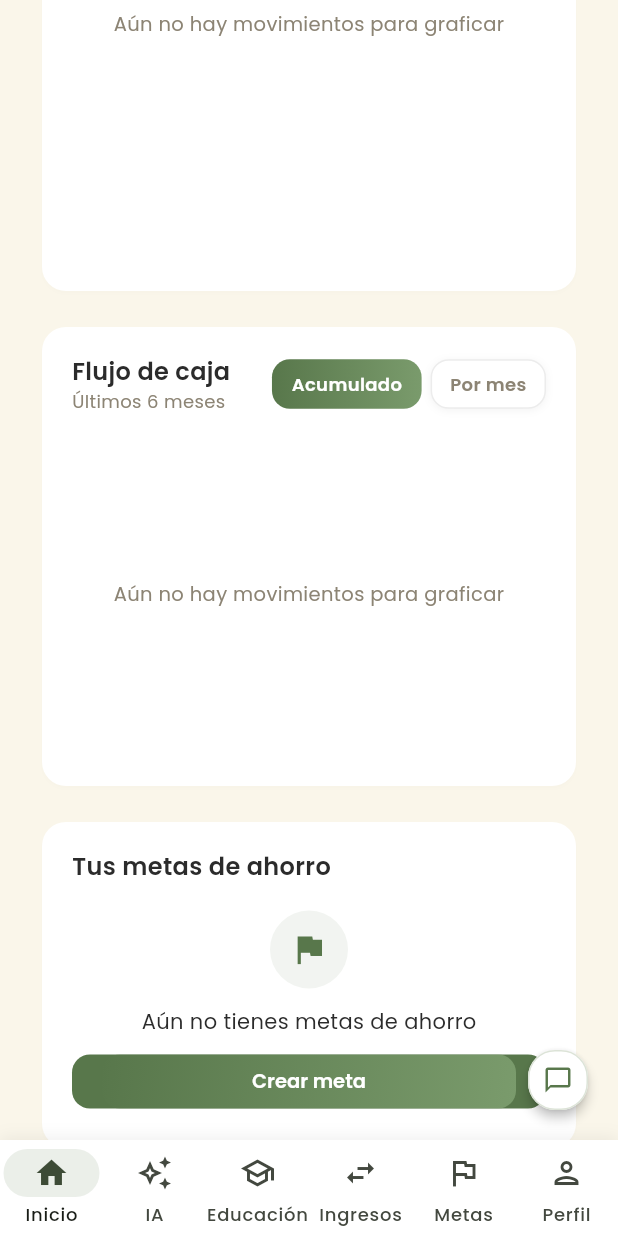
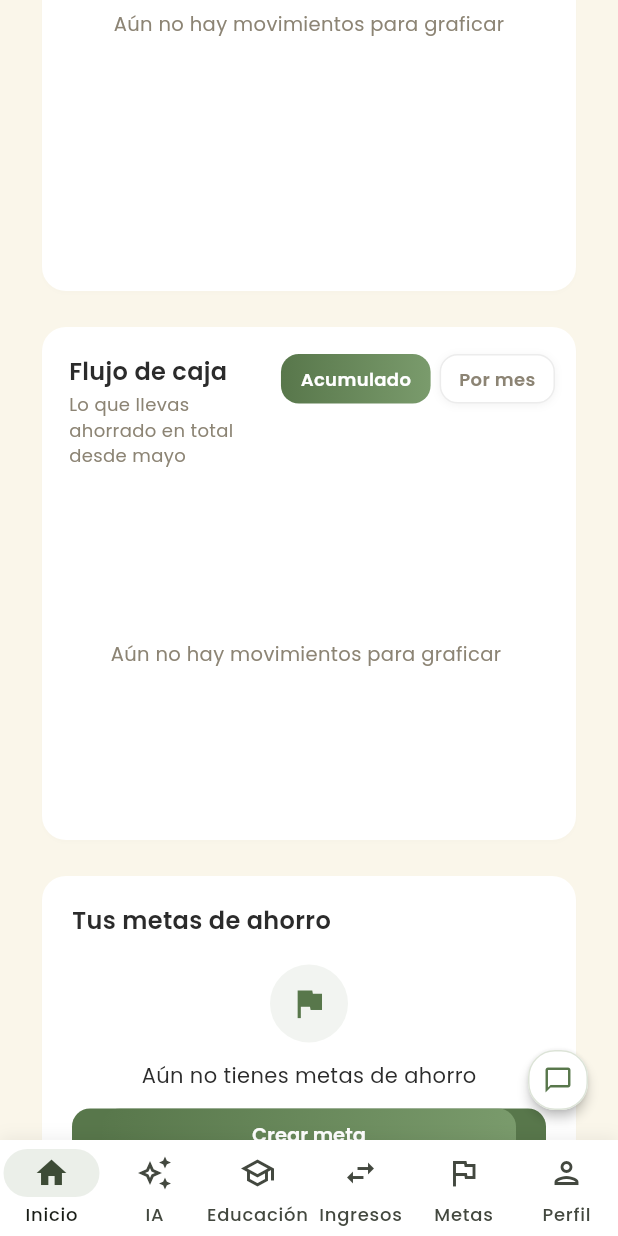
Before and after one commit to DiegoACx/SmartMoney-PGII, a Flutter app: the screen it shows once a user with an empty profile is signed in, scrolled down 1152 dp, on a phone screen of 412 x 824 dp. Run offline on Flutter 3.47's test engine with Material 3 defaults, Android fonts, the phone set to English and light mode, and no system bars; our stand-ins replace fl_chart, flutter_dotenv, flutter_local_notifications, google_fonts, shared_preferences, supabase_flutter and 1 more; accounts and stored records are empty; network calls fail.

Commit message:
UX lote C1: grafica de flujo de caja con eje Y, barras por mes, linea del cero y tooltips

```diff
--- /dev/null
+++ b/lib/logic/flujo_caja_view_logic.dart
@@ -0,0 +1,240 @@
+import 'dart:math';
+
+import 'package:flutter/material.dart';
+import 'package:intl/intl.dart';
+
+/// Una marca del eje Y: su valor numérico y la etiqueta corta ya formateada.
+class MarcaEjeY {
+  final double valor;
+  final String etiqueta;
+
+  const MarcaEjeY({required this.valor, required this.etiqueta});
+
+  @override
+  String toString() => 'MarcaEjeY($valor, "$etiqueta")';
+}
+
+/// Todo lo que la tarjeta "Flujo de caja" necesita para pintarse, ya
+/// calculado y sin depender del widget ni de fl_chart.
+class DatosGraficaFlujo {
+  /// Exactamente una etiqueta por mes, en orden cronológico (May, Jun, ...).
+  final List<String> etiquetas;
+
+  /// Un valor por mes: el neto o el acumulado, según la vista elegida.
+  final List<double> valores;
+
+  /// Color por mes para la vista de barras (verde si >= 0, rojo si < 0).
+  final List<Color> colores;
+
+  /// Marcas del eje Y (4-5), siempre incluyendo el cero cuando hay negativos.
+  final List<MarcaEjeY> marcasEjeY;
+
+  /// Extremos del eje Y (coinciden con la primera y la última marca).
+  final double minY;
+  final double maxY;
+
+  /// Separación entre marcas del eje Y: sirve para la cuadrícula horizontal.
+  final double intervalo;
+
+  /// Primer mes del rango en nombre largo y minúscula (ej. "mayo").
+  final String primerMesLargo;
+
+  /// true si al menos un mes tiene un valor distinto de cero.
+  final bool hayDatos;
+
+  const DatosGraficaFlujo({
+    required this.etiquetas,
+    required this.valores,
+    required this.colores,
+    required this.marcasEjeY,
+    required this.minY,
+    required this.maxY,
+    required this.intervalo,
+    required this.primerMesLargo,
+    required this.hayDatos,
+  });
+}
+
+/// Lógica **pura** de presentación para la gráfica "Flujo de caja" del Inicio.
+///
+/// No calcula ingresos, egresos ni acumulados: solo transforma la lista que ya
+/// devuelve `TransaccionesLogic.obtenerFlujoCajaMensual` en etiquetas, valores,
+/// colores, rango y marcas de eje listos para dibujar. Al ser pura se puede
+/// probar sin Flutter, sin Supabase y sin la librería de gráficas.
+class FlujoCajaViewLogic {
+  FlujoCajaViewLogic._();
+
+  /// Verde de la paleta: meses con saldo positivo o en cero.
+  static const Color colorPositivo = Color(0xFF58774B);
+
+  /// Rojo suave (color de error de la app): meses con saldo negativo.
+  static const Color colorNegativo = Color(0xFFC0392B);
+
+  /// Cantidad de marcas deseadas en el eje Y.
+  static const int minMarcasEjeY = 4;
+  static const int maxMarcasEjeY = 5;
+
+  /// Formato para la parte decimal corta (ej. 1,5). El separador decimal es la
+  /// coma porque usamos el patrón colombiano.
+  static final NumberFormat _cortoFmt = NumberFormat('#,##0.#', 'es_CO');
+
+  /// Abreviatura del mes con la primera letra en mayúscula (May, Jun, Sept).
+  static String mesAbrev(DateTime mes) {
+    final s = DateFormat('MMM', 'es').format(mes);
+    return s[0].toUpperCase() + s.substring(1).replaceAll('.', '');
+  }
+
+  /// Nombre largo del mes en minúscula (mayo, septiembre).
+  static String mesLargo(DateTime mes) =>
+      DateFormat('MMMM', 'es').format(mes).toLowerCase();
+
+  /// Formato corto de pesos colombianos para el eje Y:
+  /// `$0`, `$250 mil`, `$500 mil`, `$1 M`, `-$200 mil`.
+  ///
+  /// Se mantiene corto a propósito para que las etiquetas no se corten en
+  /// pantallas angostas (celulares de 360 px).
+  static String formatoCortoPesos(double valor) {
+    final seguro = valor.isFinite ? valor : 0.0;
+    final abs = seguro.abs().roundToDouble();
+    final signo = seguro < 0 ? '-' : '';
+
+    if (abs < 1000) return '$signo\$${abs.toInt()}';
+    if (abs < 1000000) {
+      final miles = abs / 1000;
+      if (miles.round() < 1000) return '$signo\$${_corto(miles)} mil';
+    }
+    return '$signo\$${_corto(abs / 1000000)} M';
+  }
+
+  /// Color de la barra según el signo del mes: verde si sobró, rojo si faltó.
+  static Color colorPorSigno(double valor) =>
+      valor < 0 ? colorNegativo : colorPositivo;
+
+  /// Calcula 4-5 marcas para el eje Y a partir de los valores dibujados.
+  ///
+  /// Reglas:
+  /// - Si todos los valores son positivos, el eje empieza en 0.
+  /// - Si hay negativos, el eje se extiende por debajo y **siempre** incluye
+  ///   el cero (para que la línea del cero quede visible).
+  /// - Sin datos, devuelve una única marca en cero.
+  static List<MarcaEjeY> calcularMarcasEjeY(List<double> valores) {
+    final finitos = valores.where((v) => v.isFinite).toList();
+
+    double minValor = 0;
+    double maxValor = 0;
+    if (finitos.isNotEmpty) {
+      minValor = finitos.reduce(min);
+      maxValor = finitos.reduce(max);
+    }
+
+    final minEje = minValor < 0 ? minValor : 0.0;
+    final maxEje = maxValor > 0 ? maxValor : 0.0;
+
+    // Todo en cero: el widget muestra el estado vacío, no hace falta un eje.
+    if (minEje == 0 && maxEje == 0) {
+      return const [MarcaEjeY(valor: 0, etiqueta: r'$0')];
+    }
+
+    final rango = maxEje - minEje;
+
+    var paso = _pasoBonito(rango, maxMarcasEjeY - 1);
+    var minMarca = (minEje / paso).floorToDouble() * paso;
+    var maxMarca = (maxEje / paso).ceilToDouble() * paso;
+
+    // Ajusta el paso para caer dentro de 4-5 marcas cuando sea posible.
+    for (final divisiones in const [4, 3, 5, 2, 6]) {
+      final candidato = _pasoBonito(rango, divisiones);
+      final minCandidato = (minEje / candidato).floorToDouble() * candidato;
+      final maxCandidato = (maxEje / candidato).ceilToDouble() * candidato;
+      final cantidad = ((maxCandidato - minCandidato) / candidato).round() + 1;
+      if (cantidad >= minMarcasEjeY && cantidad <= maxMarcasEjeY) {
+        paso = candidato;
+        minMarca = minCandidato;
+        maxMarca = maxCandidato;
+        break;
+      }
+    }
+
+    final total = ((maxMarca - minMarca) / paso).round() + 1;
+    final marcas = <MarcaEjeY>[];
+    for (var i = 0; i < total; i++) {
+      var valor = minMarca + paso * i;
+      // Evita "-0.0" y el ruido de punto flotante alrededor del cero.
+      if (valor.abs() < paso / 1000) valor = 0;
+      marcas.add(MarcaEjeY(valor: valor, etiqueta: formatoCortoPesos(valor)));
+    }
+    return marcas;
+  }
+
+  /// Prepara todos los datos visuales de la tarjeta.
+  ///
+  /// [flujo] es la salida de `TransaccionesLogic.obtenerFlujoCajaMensual`
+  /// (cada elemento trae `mes`, `neto` y `acumulado`). [acumulado] elige cuál
+  /// de los dos valores se dibuja.
+  static DatosGraficaFlujo preparar({
+    required List<Map<String, dynamic>> flujo,
+    required bool acumulado,
+  }) {
+    final etiquetas = <String>[];
+    final valores = <double>[];
+    final colores = <Color>[];
+
+    for (final mes in flujo) {
+      final fecha = mes['mes'] as DateTime;
+      etiquetas.add(mesAbrev(fecha));
+      final valor =
+          ((acumulado ? mes['acumulado'] : mes['neto']) as num).toDouble();
+      valores.add(valor);
+      colores.add(colorPorSigno(valor));
+    }
+
+    final marcas = calcularMarcasEjeY(valores);
+    final primero = flujo.isEmpty ? null : flujo.first['mes'] as DateTime;
+
+    return DatosGraficaFlujo(
+      etiquetas: etiquetas,
+      valores: valores,
+      colores: colores,
+      marcasEjeY: marcas,
+      minY: marcas.first.valor,
+      maxY: marcas.last.valor,
+      intervalo: marcas.length > 1 ? marcas[1].valor - marcas[0].valor : 1,
+      primerMesLargo: primero == null ? '' : mesLargo(primero),
+      hayDatos: valores.any((v) => v != 0),
+    );
+  }
+
+  /// Redondea un número a un paso "bonito" (1, 2, 2.5, 5 o 10 por potencia de
+  /// diez) para que las marcas del eje queden en cifras legibles.
+  static double _pasoBonito(double rango, int divisiones) {
+    if (rango <= 0 || divisiones <= 0) return 1;
+    final crudo = rango / divisiones;
+    final magnitud = pow(10, (log(crudo) / ln10).floor()).toDouble();
+    final normalizado = crudo / magnitud;
+
+    double factor;
+    if (normalizado <= 1) {
+      factor = 1;
+    } else if (normalizado <= 2) {
+      factor = 2;
+    } else if (normalizado <= 2.5) {
+      factor = 2.5;
+    } else if (normalizado <= 5) {
+      factor = 5;
+    } else {
+      factor = 10;
+    }
+
+    final resultado = factor * magnitud;
+    // Los montos son pesos enteros: nunca hace falta un paso menor a 1.
+    return resultado < 1 ? 1 : resultado;
+  }
+
+  /// Texto corto de una cifra sin decimales relevantes (250, 1,5, 12,3).
+  static String _corto(double numero) {
+    if ((numero - numero.roundToDouble()).abs() < 0.05) {
+      return numero.round().toString();
+    }
+    return _cortoFmt.format(numero);
+  }
+}
--- a/lib/presentation/home_screen.dart
+++ b/lib/presentation/home_screen.dart
@@ -7,6 +7,7 @@ import 'package:intl/intl.dart';
 
 import '../logic/auth_logic.dart';
 import '../logic/educacion_logic.dart';
+import '../logic/flujo_caja_view_logic.dart';
 import '../logic/formato_utils.dart';
 import '../logic/metas_logic.dart';
 import '../logic/transacciones_logic.dart';
@@ -749,26 +750,18 @@ class HomeScreenState extends State<HomeScreen> {
   }
 
   // ================================================================
-  // TARJETA 3 — Gráfico de línea: Flujo de caja + toggle
+  // TARJETA 3 — Flujo de caja: línea "Acumulado" / barras "Por mes"
   // ================================================================
   Widget _buildTarjetaLineChart(List<Map<String, dynamic>> transacciones) {
     final flujo = _transaccionesLogic.obtenerFlujoCajaMensual(
       transacciones,
       meses: 6,
     );
-    final valores = [
-      for (final m in flujo)
-        _modoFlujoCaja == 'acumulado'
-            ? (m['acumulado'] as double)
-            : (m['neto'] as double),
-    ];
-    final hayDatos = valores.any((v) => v != 0);
-    // maxY saneado: si el máximo de los datos es 0, negativo, NaN o infinito,
-    // se usa 1 para evitar un intervalo de cuadrícula nulo/infinito.
-    final maxY = _maxYValido(
-      valores.isEmpty ? 0 : valores.reduce((a, b) => a > b ? a : b),
-    );
-    final intervalo = _intervaloSeguro(maxY);
+    final esAcumulado = _modoFlujoCaja == 'acumulado';
+    final datos = FlujoCajaViewLogic.preparar(
+      flujo: flujo,
+      acumulado: esAcumulado,
+    );
 
     return Card(
       elevation: 1,
@@ -776,11 +769,14 @@ class HomeScreenState extends State<HomeScreen> {
       shadowColor: const Color(0x0D000000),
       shape: RoundedRectangleBorder(borderRadius: BorderRadius.circular(16)),
       child: Padding(
-        padding: const EdgeInsets.symmetric(horizontal: 20, vertical: 18),
+        padding: const EdgeInsets.fromLTRB(10, 18, 14, 12),
         child: Column(
           crossAxisAlignment: CrossAxisAlignment.stretch,
           children: [
-            Row(
+            Padding(
+              padding: const EdgeInsets.only(left: 8),
+              child: Row(
+                crossAxisAlignment: CrossAxisAlignment.start,
                 children: [
                   Expanded(
                     child: Column(
@@ -794,8 +790,13 @@ class HomeScreenState extends State<HomeScreen> {
                             color: const Color(0xFF2B2B2B),
                           ),
                         ),
-                      Text(
-                        'Últimos 6 meses',
+                        const SizedBox(height: 2),
+                        // Explica qué mide la vista seleccionada.
+                        Text(
+                          esAcumulado
+                              ? 'Lo que llevas ahorrado en total desde '
+                                  '${datos.primerMesLargo}'
+                              : 'Lo que te sobró o faltó cada mes',
                           style: GoogleFonts.poppins(
                             fontSize: 12,
                             color: const Color(0xFF8C8474),
@@ -808,111 +809,257 @@ class HomeScreenState extends State<HomeScreen> {
                   _buildToggleFlujo(),
                 ],
               ),
-            const SizedBox(height: 10),
+            ),
+            const SizedBox(height: 12),
             SizedBox(
-              height: 220,
-              child: hayDatos
-                  ? Padding(
-                      padding: const EdgeInsets.only(right: 8, top: 8),
-                      child: LineChart(
+              height: 224,
+              child: datos.hayDatos
+                  ? AnimatedSwitcher(
+                      duration: const Duration(milliseconds: 320),
+                      switchInCurve: Curves.easeOutCubic,
+                      switchOutCurve: Curves.easeInCubic,
+                      child: KeyedSubtree(
+                        key: ValueKey(_modoFlujoCaja),
+                        child: esAcumulado
+                            ? _buildGraficaAcumulado(datos)
+                            : _buildGraficaPorMes(datos),
+                      ),
+                    )
+                  : _buildEstadoVacio(_textoSinDatosGrafica),
+            ),
+          ],
+        ),
+      ),
+    );
+  }
+
+  /// Vista "Acumulado": línea con área sombreada suave, sin sobrepasar los
+  /// puntos (preventCurveOverShooting), para no inventar subidas ni bajadas.
+  Widget _buildGraficaAcumulado(DatosGraficaFlujo datos) {
+    return LineChart(
       LineChartData(
-                          maxY: maxY,
-                          gridData: FlGridData(
-                            show: true,
-                            drawVerticalLine: false,
-                            horizontalInterval: intervalo,
-                            getDrawingHorizontalLine: (_) => const FlLine(
-                              color: Color(0x1A8C8474),
-                              strokeWidth: 0.8,
-                            ),
-                          ),
-                          titlesData: FlTitlesData(
-                            show: true,
-                            topTitles: const AxisTitles(
-                              sideTitles: SideTitles(showTitles: false),
-                            ),
-                            rightTitles: const AxisTitles(
-                              sideTitles: SideTitles(showTitles: false),
-                            ),
-                            leftTitles: AxisTitles(
-                              sideTitles: SideTitles(
-                                showTitles: false,
-                                interval: intervalo,
-                              ),
-                            ),
-                            bottomTitles: AxisTitles(
-                              sideTitles: SideTitles(
-                                showTitles: true,
-                                reservedSize: 24,
-                                getTitlesWidget: (value, meta) {
-                                  final idx = value.toInt();
-                                  if (idx < 0 || idx >= flujo.length) {
-                                    return const SizedBox.shrink();
-                                  }
-                                  final mes = flujo[idx]['mes'] as DateTime;
-                                  return Padding(
-                                    padding: const EdgeInsets.only(top: 6),
-                                    child: Text(
-                                      _mesAbrev(mes),
-                                      style: GoogleFonts.poppins(
-                                        fontSize: 10,
-                                        color: const Color(0xFF8C8474),
-                                      ),
-                                    ),
-                                  );
-                                },
-                              ),
-                            ),
-                          ),
+        minY: datos.minY,
+        maxY: datos.maxY,
+        gridData: _cuadriculaFlujo(datos),
+        titlesData: _titulosFlujo(datos),
+        extraLinesData: _lineaCeroFlujo(),
+        borderData: FlBorderData(show: false),
         lineTouchData: LineTouchData(
           handleBuiltInTouches: true,
           touchTooltipData: LineTouchTooltipData(
             getTooltipColor: (_) => const Color(0xFF2B2B2B),
             tooltipBorderRadius: BorderRadius.circular(8),
+            tooltipPadding:
+                const EdgeInsets.symmetric(horizontal: 10, vertical: 6),
             fitInsideHorizontally: true,
             fitInsideVertically: true,
-                              getTooltipItems: (spots) {
-                                return spots.map((spot) {
-                                  final valor = FormatoUtils.moneda.format(spot.y);
-                                  return LineTooltipItem(
-                                    valor,
+            getTooltipItems: (spots) => [
+              for (final spot in spots)
+                LineTooltipItem(
+                  _textoTooltipFlujo(datos, spot.x.round(), spot.y),
                   GoogleFonts.poppins(
                     color: Colors.white,
                     fontSize: 12,
                     fontWeight: FontWeight.w600,
                   ),
-                                  );
-                                }).toList();
-                              },
-                            ),
-                          ),
-                          borderData: FlBorderData(show: false),
+                ),
+            ],
+          ),
+        ),
         lineBarsData: [
           LineChartBarData(
             spots: [
-                                for (int i = 0; i < valores.length; i++)
-                                  FlSpot(i.toDouble(), valores[i]),
+              for (var i = 0; i < datos.valores.length; i++)
+                FlSpot(i.toDouble(), datos.valores[i]),
             ],
             isCurved: true,
-                              curveSmoothness: 0.2,
-                              color: const Color(0xFF58774B),
+            curveSmoothness: 0.25,
+            preventCurveOverShooting: true,
+            color: FlujoCajaViewLogic.colorPositivo,
             barWidth: 2.5,
-                              dotData: FlDotData(show: true),
+            dotData: FlDotData(
+              show: true,
+              getDotPainter: (spot, percent, bar, index) => FlDotCirclePainter(
+                radius: 3.2,
+                color: Colors.white,
+                strokeWidth: 2,
+                strokeColor: FlujoCajaViewLogic.colorPositivo,
+              ),
+            ),
             belowBarData: BarAreaData(
               show: true,
-                                color:
-                                    const Color(0xFF58774B).withValues(alpha: 0.08),
-                              ),
-                            ),
-                          ],
-                        ),
-                      ),
-                    )
-                  : _buildEstadoVacio(_textoSinDatosGrafica),
-            ),
-          ],
-        ),
-      ),
+              gradient: LinearGradient(
+                begin: Alignment.topCenter,
+                end: Alignment.bottomCenter,
+                colors: [
+                  FlujoCajaViewLogic.colorPositivo.withValues(alpha: 0.22),
+                  FlujoCajaViewLogic.colorPositivo.withValues(alpha: 0.02),
+                ],
+              ),
+            ),
+          ),
+        ],
+      ),
+    );
+  }
+
+  /// Vista "Por mes": barras verdes si al mes le sobró y rojas si le faltó.
+  Widget _buildGraficaPorMes(DatosGraficaFlujo datos) {
+    return BarChart(
+      BarChartData(
+        minY: datos.minY,
+        maxY: datos.maxY,
+        alignment: BarChartAlignment.spaceEvenly,
+        gridData: _cuadriculaFlujo(datos),
+        titlesData: _titulosFlujo(datos),
+        extraLinesData: _lineaCeroFlujo(),
+        borderData: FlBorderData(show: false),
+        barTouchData: BarTouchData(
+          enabled: true,
+          touchTooltipData: BarTouchTooltipData(
+            getTooltipColor: (_) => const Color(0xFF2B2B2B),
+            tooltipBorderRadius: BorderRadius.circular(8),
+            tooltipPadding:
+                const EdgeInsets.symmetric(horizontal: 10, vertical: 6),
+            maxContentWidth: 180,
+            fitInsideHorizontally: true,
+            fitInsideVertically: true,
+            getTooltipItem: (group, groupIndex, rod, rodIndex) =>
+                BarTooltipItem(
+              _textoTooltipFlujo(datos, group.x, rod.toY),
+              GoogleFonts.poppins(
+                color: Colors.white,
+                fontSize: 12,
+                fontWeight: FontWeight.w600,
+              ),
+            ),
+          ),
+        ),
+        barGroups: [
+          for (var i = 0; i < datos.valores.length; i++)
+            BarChartGroupData(
+              x: i,
+              barRods: [
+                BarChartRodData(
+                  fromY: 0,
+                  toY: datos.valores[i],
+                  color: datos.colores[i],
+                  width: 18,
+                  borderRadius: _radioBarra(datos.valores[i]),
+                ),
+              ],
+            ),
+        ],
+      ),
+    );
+  }
+
+  /// Texto del tooltip: mes y valor completo con signo (ej. "Sept · -$80.917").
+  String _textoTooltipFlujo(DatosGraficaFlujo datos, int indice, double valor) {
+    final etiqueta = indice >= 0 && indice < datos.etiquetas.length
+        ? datos.etiquetas[indice]
+        : '';
+    return '$etiqueta · ${FormatoUtils.moneda.format(valor)}';
+  }
+
+  /// Redondea solo el extremo libre de la barra (arriba si sube, abajo si baja).
+  BorderRadius _radioBarra(double valor) {
+    if (valor >= 0) {
+      return const BorderRadius.only(
+        topLeft: Radius.circular(5),
+        topRight: Radius.circular(5),
+      );
+    }
+    return const BorderRadius.only(
+      bottomLeft: Radius.circular(5),
+      bottomRight: Radius.circular(5),
+    );
+  }
+
+  /// Comparte los ejes entre las dos vistas: marcas del eje Y en formato corto
+  /// y exactamente una etiqueta por mes en el eje X.
+  FlTitlesData _titulosFlujo(DatosGraficaFlujo datos) {
+    return FlTitlesData(
+      show: true,
+      topTitles: const AxisTitles(
+        sideTitles: SideTitles(showTitles: false),
+      ),
+      rightTitles: const AxisTitles(
+        sideTitles: SideTitles(showTitles: false),
+      ),
+      leftTitles: AxisTitles(
+        sideTitles: SideTitles(
+          showTitles: true,
+          reservedSize: 58,
+          interval: datos.intervalo,
+          getTitlesWidget: (value, meta) => Padding(
+            padding: const EdgeInsets.only(right: 6),
+            child: Text(
+              FlujoCajaViewLogic.formatoCortoPesos(value),
+              textAlign: TextAlign.right,
+              maxLines: 1,
+              softWrap: false,
+              overflow: TextOverflow.visible,
+              style: GoogleFonts.poppins(
+                fontSize: 9.5,
+                color: const Color(0xFF8C8474),
+              ),
+            ),
+          ),
+        ),
+      ),
+      bottomTitles: AxisTitles(
+        sideTitles: SideTitles(
+          showTitles: true,
+          reservedSize: 26,
+          // Sin un interval fijo, fl_chart repite meses ("May May May May").
+          interval: 1,
+          getTitlesWidget: (value, meta) {
+            final idx = value.round();
+            final fueraDeRango = idx < 0 || idx >= datos.etiquetas.length;
+            if (fueraDeRango || (value - idx).abs() > 0.01) {
+              return const SizedBox.shrink();
+            }
+            return Padding(
+              padding: const EdgeInsets.only(top: 8),
+              child: Text(
+                datos.etiquetas[idx],
+                style: GoogleFonts.poppins(
+                  fontSize: 10,
+                  fontWeight: FontWeight.w500,
+                  color: const Color(0xFF8C8474),
+                ),
+              ),
+            );
+          },
+        ),
+      ),
+    );
+  }
+
+  FlGridData _cuadriculaFlujo(DatosGraficaFlujo datos) {
+    return FlGridData(
+      show: true,
+      drawVerticalLine: false,
+      horizontalInterval: datos.intervalo,
+      getDrawingHorizontalLine: (_) => const FlLine(
+        color: Color(0x148C8474),
+        strokeWidth: 0.8,
+      ),
+    );
+  }
+
+  /// Línea horizontal punteada y sutil en el cero, visible en las dos vistas.
+  ExtraLinesData _lineaCeroFlujo() {
+    return ExtraLinesData(
+      horizontalLines: [
+        HorizontalLine(
+          y: 0,
+          color: const Color(0x668C8474),
+          strokeWidth: 1,
+          dashArray: const [4, 4],
+        ),
+      ],
     );
   }
 
@@ -1482,14 +1629,6 @@ class HomeScreenState extends State<HomeScreen> {
     if (valor.isNaN || valor.isInfinite || valor <= 0) return 1;
     return valor;
   }
-
-  /// Intervalo seguro para la cuadrícula y los títulos del eje Y:
-  /// maxY / 4, nunca menor que 1; si el resultado fuera 0 o NaN devuelve 1.
-  double _intervaloSeguro(double maxY) {
-    final intervalo = maxY / 4;
-    if (intervalo.isNaN || intervalo.isInfinite || intervalo < 1) return 1;
-    return intervalo;
-  }
 }
 
 // ===== Widget auxiliar: tarjeta de totales =====
```
Also changed, not shown: 1 other file. Lines whose indentation alone changed are shown as unchanged.
